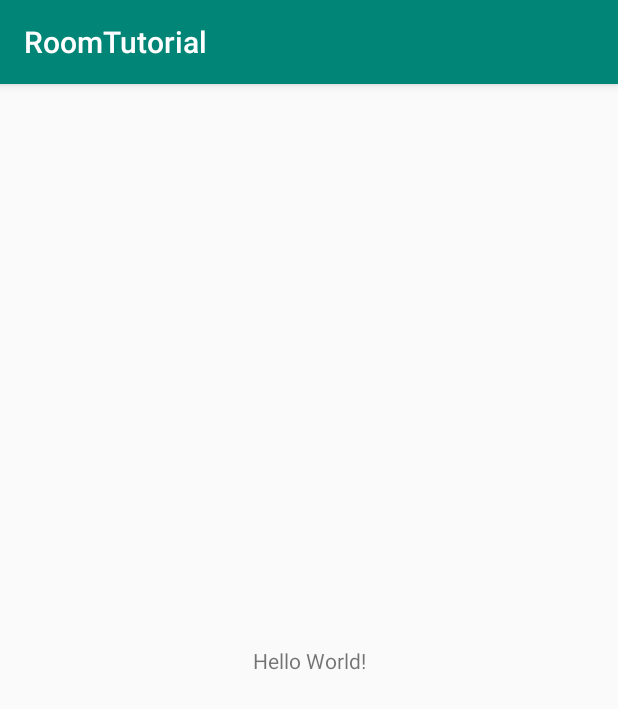
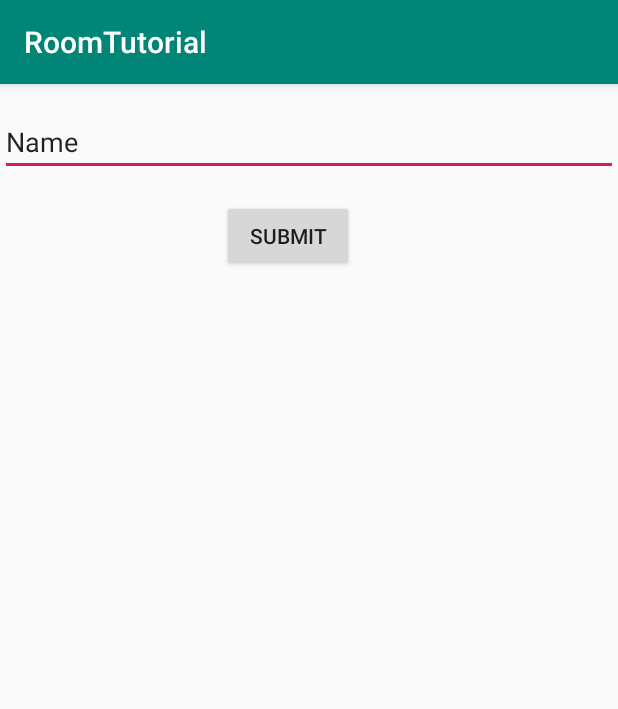
Before and after one commit to Afsalms/RoomTutorial, an Android app: the screen it shows after launch (MainActivity), on a phone screen of 412 x 824 dp. Shown: the top 709 px of the screen. Run offline under Robolectric (Android 15) with nearby library versions, the phone set to English and light mode, and no system bars; our stand-ins replace Room's generated code.

```diff
--- a/app/build.gradle
+++ b/app/build.gradle
@@ -34,6 +34,6 @@ dependencies {
     androidTestImplementation 'com.android.support.test:runner:1.0.2'
     androidTestImplementation 'com.android.support.test.espresso:espresso-core:3.0.2'
     implementation 'android.arch.persistence.room:runtime:1.1.0-alpha2'
-    annotationProcessor 'android.arch.persistence.room:complire:1.1.0-alpha2'
+    annotationProcessor 'android.arch.persistence.room:compiler:1.1.0-alpha2'
     kapt 'android.arch.persistence.room:compiler:1.1.0-alpha2'
 }
--- a/app/src/main/java/com/example/afsal/roomtutorial/MainActivity.kt
+++ b/app/src/main/java/com/example/afsal/roomtutorial/MainActivity.kt
@@ -2,11 +2,41 @@ package com.example.afsal.roomtutorial
 
 import android.support.v7.app.AppCompatActivity
 import android.os.Bundle
+import com.example.afsal.roomtutorial.database.DatabaseHelper
+import com.example.afsal.roomtutorial.models.Task
+import kotlinx.android.synthetic.main.activity_main.*
 
 class MainActivity : AppCompatActivity() {
+
+    lateinit var databaseObj:DatabaseHelper;
 
     override fun onCreate(savedInstanceState: Bundle?) {
         super.onCreate(savedInstanceState)
         setContentView(R.layout.activity_main)
+        databaseObj = DatabaseHelper.getInstance(applicationContext)
+        loadDataFromDb()
+        Thread.sleep(1000)
+
+
+        button.setOnClickListener {
+            var task = Task()
+            task.name = inputField.text.toString()
+            Thread{
+                databaseObj.taskDao().addNewTask(task)
+            }.start()
+
+            textView.text = inputField.text.toString()+  "\n" + textView.text.toString()
+            inputField.text = null
+        }
+
+    }
+    fun loadDataFromDb(){
+        Thread{
+            var taskList = databaseObj.taskDao().getAllTask()
+            textView.text = null
+            taskList.forEach {
+                textView.text = textView.text.toString() + "\n" +it.name
+            }
+        }.start()
     }
 }
--- a/app/src/main/java/com/example/afsal/roomtutorial/daos/TaskDao.kt
+++ b/app/src/main/java/com/example/afsal/roomtutorial/daos/TaskDao.kt
@@ -1,9 +1,11 @@
 package com.example.afsal.roomtutorial.daos
 
+import android.arch.persistence.room.Dao
 import android.arch.persistence.room.Insert
 import android.arch.persistence.room.Query
 import com.example.afsal.roomtutorial.models.Task
 
+@Dao
 interface TaskDao {
 
     @Insert
--- /dev/null
+++ b/app/src/main/java/com/example/afsal/roomtutorial/database/DatabaseHelper.kt
@@ -0,0 +1,32 @@
+package com.example.afsal.roomtutorial.database
+
+import android.arch.persistence.room.Database
+import android.arch.persistence.room.Room
+import android.arch.persistence.room.RoomDatabase
+import android.content.Context
+import com.example.afsal.roomtutorial.daos.TaskDao
+import com.example.afsal.roomtutorial.models.Task
+
+
+@Database(entities = arrayOf(Task::class), version = 1)
+abstract class DatabaseHelper: RoomDatabase(){
+
+    abstract fun taskDao(): TaskDao
+
+    companion object {
+        private var INSTANCE: DatabaseHelper? = null
+        fun getInstance(context: Context): DatabaseHelper {
+            if (INSTANCE == null) {
+                INSTANCE = Room.databaseBuilder(
+                    context,
+                    DatabaseHelper::class.java,
+                    "roomdb")
+                    .build()
+            }
+            return INSTANCE as DatabaseHelper
+        }
+    }
+
+
+
+}
--- a/app/src/main/res/layout/activity_main.xml
+++ b/app/src/main/res/layout/activity_main.xml
@@ -8,12 +8,29 @@
         tools:context=".MainActivity">
 
     <TextView
+            android:text="TextView"
+            android:layout_width="0dp"
+            android:layout_height="wrap_content"
+            android:id="@+id/textView" app:layout_constraintStart_toStartOf="parent"
+            app:layout_constraintEnd_toEndOf="parent"
+            android:layout_marginStart="5dp" android:layout_marginEnd="5dp" android:layout_marginTop="28dp"
+            app:layout_constraintTop_toBottomOf="@+id/button" app:layout_constraintHorizontal_bias="0.0"/>
+    <EditText
+            android:layout_width="0dp"
+            android:layout_height="wrap_content"
+            android:inputType="textPersonName"
+            android:text="Name"
+            android:ems="10"
+            android:id="@+id/inputField"
+            app:layout_constraintStart_toStartOf="parent"
+            app:layout_constraintEnd_toEndOf="parent" android:layout_marginTop="16dp"
+            app:layout_constraintTop_toTopOf="parent" app:layout_constraintHorizontal_bias="0.0"/>
+    <Button
+            android:text="submit"
             android:layout_width="wrap_content"
             android:layout_height="wrap_content"
-            android:text="Hello World!"
-            app:layout_constraintBottom_toBottomOf="parent"
-            app:layout_constraintLeft_toLeftOf="parent"
-            app:layout_constraintRight_toRightOf="parent"
-            app:layout_constraintTop_toTopOf="parent"/>
-
+            android:id="@+id/button" android:layout_marginEnd="148dp" app:layout_constraintEnd_toEndOf="parent"
+            app:layout_constraintStart_toStartOf="parent" android:layout_marginStart="148dp"
+            android:layout_marginTop="16dp" app:layout_constraintTop_toBottomOf="@+id/inputField"
+            app:layout_constraintHorizontal_bias="0.0"/>
 </android.support.constraint.ConstraintLayout>
--- a/build.gradle
+++ b/build.gradle
@@ -19,6 +19,7 @@ allprojects {
     repositories {
         google()
         jcenter()
+        maven { url 'https://maven.google.com' }
     }
 }
 
```
